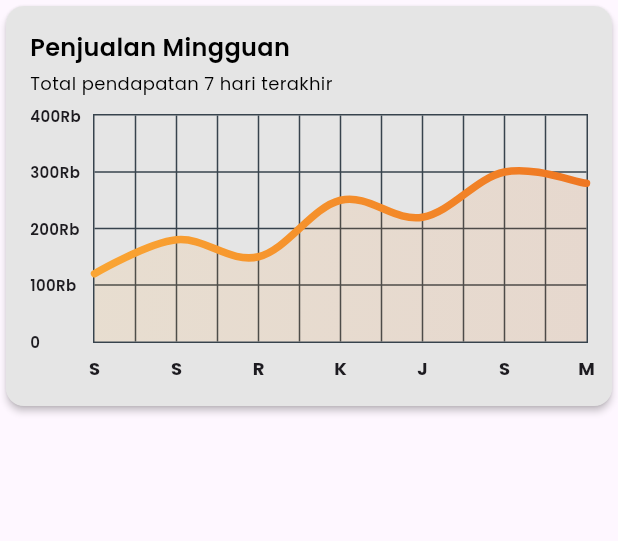
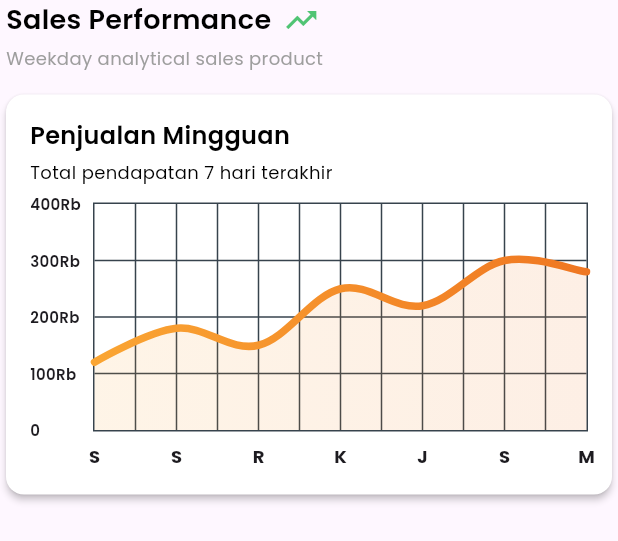
Before and after one commit to JinXVIII/FL-Kasirin-App, a Flutter app: the SalesLineChart widget shown alone on an empty page, opened directly, on a phone screen of 412 x 824 dp. Shown: the top 541 px of the screen. Run offline on Flutter 3.47's test engine with Material 3 defaults, Android fonts, the light colour scheme and no system bars; drawn by our look-alikes of fl_chart; our stand-ins replace go_router, image_picker, shared_preferences; accounts and stored records are empty; network calls fail.

Commit message:
feat(dashboard): enhance sales line chart with header section and performance metrics

```diff
--- a/lib/presentations/screens/dashboard/widgets/sales_line_chart.dart
+++ b/lib/presentations/screens/dashboard/widgets/sales_line_chart.dart
@@ -10,18 +10,49 @@ class SalesLineChart extends StatelessWidget {
 
   @override
   Widget build(BuildContext context) {
-    return AspectRatio(
+    return Column(
+      children: [
+        // Section header
+        Padding(
+          padding: const EdgeInsets.symmetric(horizontal: 4.0),
+          child: Column(
+            crossAxisAlignment: CrossAxisAlignment.start,
+            children: [
+              Row(
+                children: [
+                  Text('Sales Performance', style: AppTextStyles.heading3),
+                  const SizedBox(width: 8),
+                  Icon(Icons.trending_up, color: AppColors.green, size: 24),
+                ],
+              ),
+              const SizedBox(height: 4),
+
+              Text(
+                'Weekday analytical sales product',
+                style: AppTextStyles.caption,
+              ),
+            ],
+          ),
+        ),
+        const SizedBox(height: 12),
+
+        AspectRatio(
           aspectRatio: 1.5,
           child: Card(
             elevation: 2,
-        shape: RoundedRectangleBorder(borderRadius: BorderRadius.circular(12)),
-        color: AppColors.card,
+            shape: RoundedRectangleBorder(
+              borderRadius: BorderRadius.circular(12),
+            ),
+            color: AppColors.white,
             child: Padding(
               padding: const EdgeInsets.fromLTRB(16, 16, 16, 12),
               child: Column(
                 crossAxisAlignment: CrossAxisAlignment.stretch,
                 children: [
-              const Text('Penjualan Mingguan', style: AppTextStyles.heading4),
+                  const Text(
+                    'Penjualan Mingguan',
+                    style: AppTextStyles.heading4,
+                  ),
                   const SizedBox(height: 4),
 
                   const Text(
@@ -35,6 +66,8 @@ class SalesLineChart extends StatelessWidget {
               ),
             ),
           ),
+        ),
+      ],
     );
   }
 
```
Lines whose indentation alone changed are shown as unchanged.
